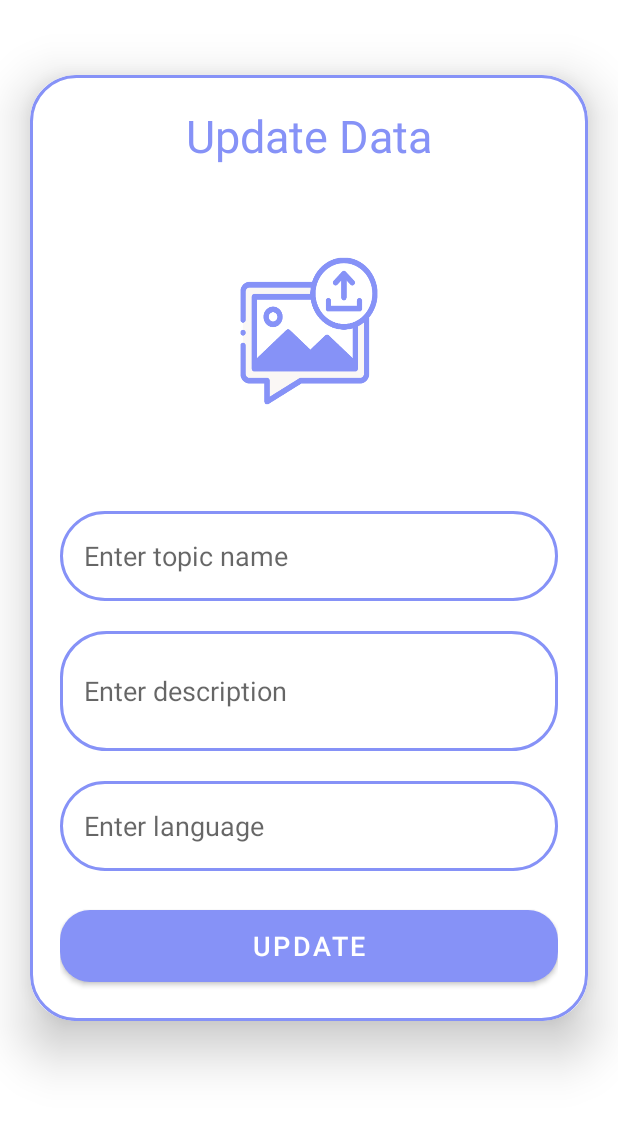
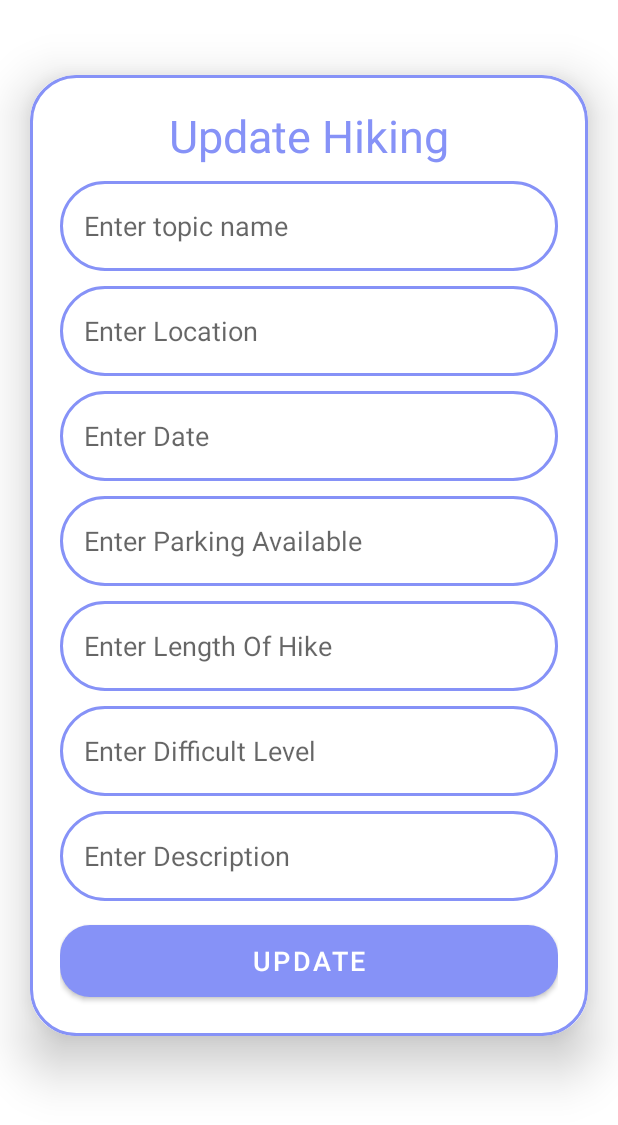
Before and after one commit to phitd1952001/M-HIKER_java, an Android app: the layout activity_update.xml on its own in the app's theme, with its tools: preview values and no code run, on a phone screen of 412 x 824 dp. Shown: the top 1125 px of the screen. Run offline under Robolectric (Android 15) with nearby library versions, the phone set to English and light mode, and no system bars.

Commit message:
Reload the data created after Save and ui activity_update.xml

```diff
--- a/app/src/main/java/com/example/m_hike/MainActivity.java
+++ b/app/src/main/java/com/example/m_hike/MainActivity.java
@@ -82,6 +82,7 @@ public class MainActivity extends AppCompatActivity {
 
         adapter = new MyAdapter(MainActivity.this, dataList, dbHelper, this);
         recyclerView.setAdapter(adapter);
+        adapter.notifyDataSetChanged(); // Cập nhật RecyclerView
 
         searchView.setOnQueryTextListener(new SearchView.OnQueryTextListener() {
             @Override
@@ -105,6 +106,33 @@ public class MainActivity extends AppCompatActivity {
         });
 
     }
+
+    //refreshData create
+    @SuppressLint("Range")
+    public void refreshData() {
+        dataList.clear(); // Xóa dữ liệu hiện tại
+        Cursor cursor = dbHelper.getAllHikingRecords();
+        if (cursor != null) {
+            while (cursor.moveToNext()) {
+                // Lấy dữ liệu từ cursor và thêm vào danh sách
+                 int id = cursor.getInt(cursor.getColumnIndex("id"));
+                String name = cursor.getString(cursor.getColumnIndex("name"));
+                String location = cursor.getString(cursor.getColumnIndex("location"));
+                String date = cursor.getString(cursor.getColumnIndex("date"));
+                String parkingAvailable = cursor.getString(cursor.getColumnIndex("parkingAvailable"));
+                String lengthOfHike = cursor.getString(cursor.getColumnIndex("lengthOfHike"));
+                String difficultLevel = cursor.getString(cursor.getColumnIndex("difficultLevel"));
+                String description = cursor.getString(cursor.getColumnIndex("description"));
+
+                HikingData hiking = new HikingData(id, name, location, date, parkingAvailable, lengthOfHike, difficultLevel, description);
+
+                dataList.add(hiking);
+            }
+            cursor.close();
+        }
+        adapter.notifyDataSetChanged(); // Cập nhật RecyclerView
+    }
+
     public void searchList(String text){
         ArrayList<HikingData> searchList = new ArrayList<>();
         for (HikingData dataClass: dataList){
--- a/app/src/main/java/com/example/m_hike/UpdateActivity.java
+++ b/app/src/main/java/com/example/m_hike/UpdateActivity.java
@@ -35,11 +35,11 @@ public class UpdateActivity extends AppCompatActivity {
         super.onCreate(savedInstanceState);
         setContentView(R.layout.activity_update);
 
-        updateButton = findViewById(R.id.updateButton);
-        updateDesc = findViewById(R.id.updateDesc);
-        updateImage = findViewById(R.id.updateImage);
-        updateLang = findViewById(R.id.updateLang);
-        updateTitle = findViewById(R.id.updateTitle);
+      //  updateButton = findViewById(R.id.updateButton);
+       // updateDesc = findViewById(R.id.updateDesc);
+       // updateImage = findViewById(R.id.updateImage);
+        //updateLang = findViewById(R.id.updateLang);
+       // updateTitle = findViewById(R.id.updateTitle);
 
         ActivityResultLauncher<Intent> activityResultLauncher = registerForActivityResult(
                 new ActivityResultContracts.StartActivityForResult(),
--- a/app/src/main/java/com/example/m_hike/UploadActivity.java
+++ b/app/src/main/java/com/example/m_hike/UploadActivity.java
@@ -101,5 +101,9 @@ public class UploadActivity extends AppCompatActivity {
                 editTextDifficultLevel.getText().toString(),
                 editTextDescription.getText().toString());
         dialog.dismiss();
+
+        // Gọi phương thức refreshData() trong MainActivity để cập nhật danh sách dữ liệu
+        MainActivity mainActivity = (MainActivity) getParent();
+        mainActivity.refreshData();
     }
 }
--- a/app/src/main/res/layout/activity_update.xml
+++ b/app/src/main/res/layout/activity_update.xml
@@ -28,25 +28,17 @@
             <TextView
                 android:layout_width="match_parent"
                 android:layout_height="wrap_content"
-                android:text="Update Data"
+                android:text="Update Hiking"
                 android:textSize="30sp"
                 android:textAlignment="center"
                 android:textColor="@color/lavender"/>
 
-            <ImageView
-                android:layout_width="match_parent"
-                android:layout_height="200dp"
-                android:src="@drawable/uploadimg"
-                android:id="@+id/updateImage"
-                android:layout_marginTop="10dp"
-                android:scaleType="fitXY"/>
-
             <EditText
                 android:layout_width="match_parent"
                 android:layout_height="60dp"
-                android:id="@+id/updateTitle"
+                android:id="@+id/editText_Name"
                 android:background="@drawable/lavender_border"
-                android:layout_marginTop="20dp"
+                android:layout_marginTop="10dp"
                 android:padding="16dp"
                 android:hint="Enter topic name"
                 android:gravity="start|center_vertical"
@@ -54,33 +46,78 @@
 
             <EditText
                 android:layout_width="match_parent"
-                android:layout_height="80dp"
-                android:id="@+id/updateDesc"
+                android:layout_height="60dp"
+                android:id="@+id/editText_Location"
                 android:background="@drawable/lavender_border"
-                android:layout_marginTop="20dp"
+                android:layout_marginTop="10dp"
                 android:padding="16dp"
-                android:hint="Enter description"
+                android:hint="Enter Location"
                 android:gravity="start|center_vertical"
                 android:textColor="@color/lavender"/>
 
             <EditText
                 android:layout_width="match_parent"
                 android:layout_height="60dp"
-                android:id="@+id/updateLang"
+                android:id="@+id/editText_Date"
                 android:background="@drawable/lavender_border"
-                android:layout_marginTop="20dp"
+                android:layout_marginTop="10dp"
                 android:padding="16dp"
-                android:hint="Enter language"
+                android:hint="Enter Date"
                 android:gravity="start|center_vertical"
-                android:textColor="@color/lavender"/>
+                android:textColor="@color/lavender"
+                android:onClick="showDatePickerDialog"/>
+
+            <EditText
+                android:layout_width="match_parent"
+                android:layout_height="60dp"
+                android:id="@+id/editText_ParkingAvailable"
+                android:background="@drawable/lavender_border"
+                android:layout_marginTop="10dp"
+                android:padding="16dp"
+                android:hint="Enter Parking Available"
+                android:gravity="start|center_vertical"
+                android:textColor="@color/lavender" />
+
+            <EditText
+                android:layout_width="match_parent"
+                android:layout_height="60dp"
+                android:id="@+id/editText_LengthOfHike"
+                android:background="@drawable/lavender_border"
+                android:layout_marginTop="10dp"
+                android:padding="16dp"
+                android:hint="Enter Length Of Hike"
+                android:gravity="start|center_vertical"
+                android:textColor="@color/lavender" />
+
+            <EditText
+                android:layout_width="match_parent"
+                android:layout_height="60dp"
+                android:id="@+id/editText_DifficultLevel"
+                android:background="@drawable/lavender_border"
+                android:layout_marginTop="10dp"
+                android:padding="16dp"
+                android:hint="Enter Difficult Level"
+                android:gravity="start|center_vertical"
+                android:textColor="@color/lavender" />
+
+            <EditText
+                android:layout_width="match_parent"
+                android:layout_height="60dp"
+                android:id="@+id/editText_Description"
+                android:background="@drawable/lavender_border"
+                android:layout_marginTop="10dp"
+                android:padding="16dp"
+                android:hint="Enter Description"
+                android:gravity="start|center_vertical"
+                android:textColor="@color/lavender" />
 
             <Button
                 android:layout_width="match_parent"
                 android:layout_height="60dp"
                 android:text="Update"
-                android:id="@+id/updateButton"
+                android:id="@+id/UpdateButton"
                 android:textSize="18sp"
-                android:layout_marginTop="20dp"
+                android:layout_marginTop="10dp"
                 app:cornerRadius = "20dp"/>
 
         </LinearLayout>
--- a/app/src/main/res/layout/activity_upload.xml
+++ b/app/src/main/res/layout/activity_upload.xml
@@ -28,7 +28,7 @@
             <TextView
                 android:layout_width="match_parent"
                 android:layout_height="wrap_content"
-                android:text="Upload Data"
+                android:text="Upload Hiking"
                 android:textSize="30sp"
                 android:textAlignment="center"
                 android:textColor="@color/lavender"/>
```
